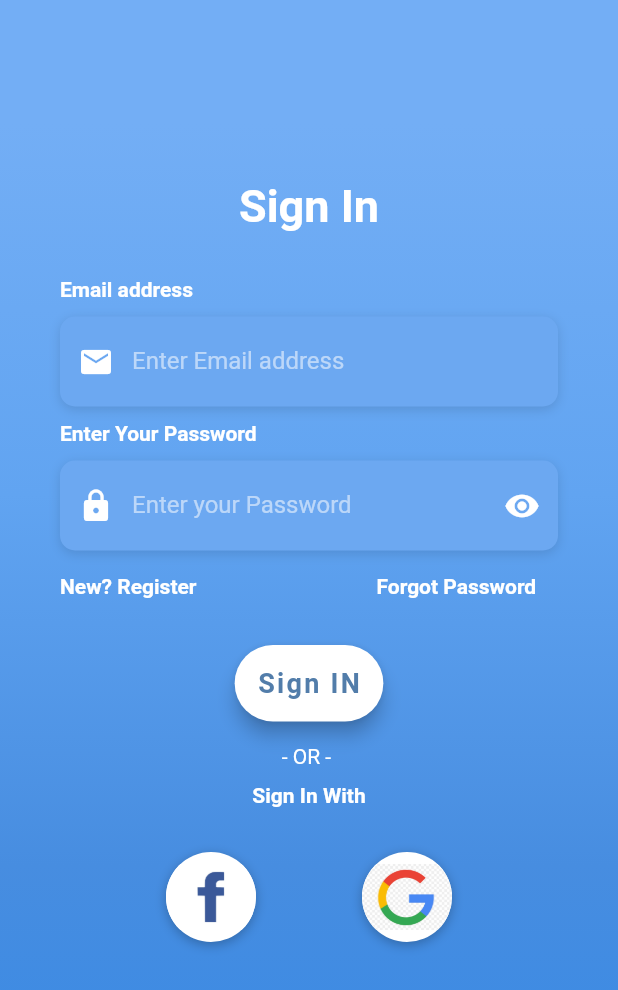
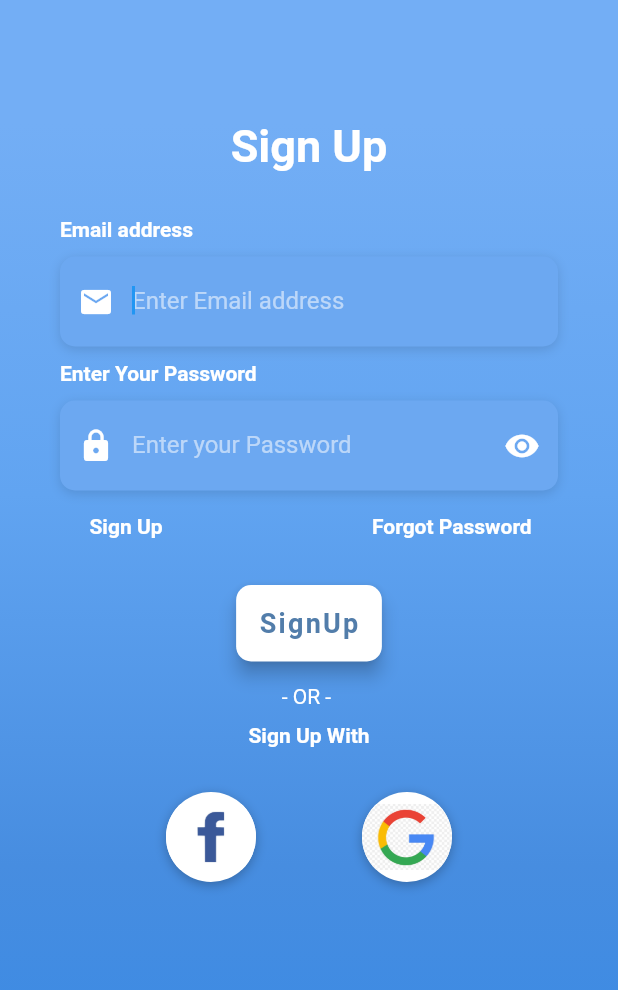
Before and after one commit to chattertechno/SHOPU, a Flutter app: the screen it shows after launch, on a phone screen of 412 x 824 dp. Shown: the top 990 px of the screen. Run offline on Flutter 3.47's test engine with Material 2 defaults, Android fonts, the light colour scheme and no system bars; our stand-ins replace flutter_svg, shared_preferences; Roboto replaces fonts that are missing (OpenSans).

Commit message:
solved signin page

```diff
--- a/lib/main.dart
+++ b/lib/main.dart
@@ -16,13 +16,13 @@ class MyApp extends StatelessWidget {
       title: 'Jeph Cakes',
       routes: {
         '/signup': (BuildContext context) => SignUpPage(),
-        '/login': (BuildContext context) => HomePage(),
+        '/login': (BuildContext context) => Homepage(),
         '/products': (BuildContext context) => HomeScreen()
       },
       theme: ThemeData(
           textTheme: Theme.of(context).textTheme.apply(bodyColor: kTextColor),
           visualDensity: VisualDensity.adaptivePlatformDensity),
-      home: HomePage(),
+      home: Homepage(),
     );
   }
 }
--- a/lib/screens/homepage.dart
+++ b/lib/screens/homepage.dart
@@ -1,41 +1,39 @@
-import 'dart:convert';
-
 import 'package:backg/screens/constant.dart';
-import 'package:backg/screens/home/shop.dart';
 import 'package:flutter/material.dart';
 import 'package:flutter/services.dart';
 import 'package:http/http.dart' as http;
+import 'dart:convert';
+import 'package:shared_preferences/shared_preferences.dart';
 
-class HomePage extends StatefulWidget {
+class Homepage extends StatefulWidget {
   @override
-  _HomePageState createState() => _HomePageState();
+  _HomepageState createState() => _HomepageState();
 }
 
-class _HomePageState extends State<HomePage> {
+class _HomepageState extends State<Homepage> {
   final _formkey = GlobalKey<FormState>();
   final _scaffoldkey = GlobalKey<ScaffoldState>();
-  bool  _isSubmitting, _obscureText = true;
-  String  _email, _password;
+
+  String _username, _email, _password;
+  bool _isSubmitting, _obscureText = true;
 
   void _submit() {
     final form = _formkey.currentState;
     if (form.validate()) {
       form.save();
-      _loginUser();
+      _registerUser();
     }
   }
 
-  void _loginUser() async {
+  void _registerUser() async {
     setState(() => _isSubmitting = true);
-    http.Response response = await http.post('http://serviceslikeme.herokuapp.com/auth/local',
-  body: {
-    "identifier": _email,
-    "password": _password,
-
-  });
+    http.Response response = await http.post(
+        'http://serviceslikeme.herokuapp.com/auth/local',
+        body: { "identifier": _email, "password": _password});
     final responseData = json.decode(response.body);
     if (response.statusCode == 200) {
     setState(() => _isSubmitting = false);
+    _storeUserData(responseData);
     _showSuccessSnack();
     _redirectUser();
     print(responseData);
@@ -44,8 +42,36 @@ class _HomePageState extends State<HomePage> {
      final List<dynamic> errorMsg = responseData['message'];
      final String cool = (errorMsg[0]["messages"][0]["message"]);
      _showErrorSnack(cool);
+
   }
   }
+  void _storeUserData(responseData) async{
+    final prefs = await SharedPreferences.getInstance();
+    Map<String, dynamic> user = responseData['user'];
+    user.putIfAbsent('Jwt', () => responseData['jwt']);
+    json.encode(user);
+    prefs.setString('user', json.encode(user));
+  }
+ void _showErrorSnack(String cool) {
+   final snackbar = SnackBar(
+     content: Text('$cool', style: kLabelStyle ,),
+   );
+   _scaffoldkey.currentState.showSnackBar(snackbar);
+ }
+
+
+  void _showSuccessSnack() {
+    final snackbar = SnackBar(
+      content: Text(
+        'User  successfully Logged In',
+        style: TextStyle(color: Colors.green),
+      ),
+    );
+    _scaffoldkey.currentState.showSnackBar(snackbar);
+    _formkey.currentState.reset();
+  }
+
+
 
   void _redirectUser() {
     Future.delayed(Duration(seconds: 2), () {
@@ -53,21 +79,6 @@ class _HomePageState extends State<HomePage> {
     });
   }
 
-  void _showSuccessSnack() {
-  final snackbar = SnackBar(
-    content: Text('User  successfull logged in', style: TextStyle(color: Colors.green),),
-  );
-  _scaffoldkey.currentState.showSnackBar(snackbar);
-  _formkey.currentState.reset();
-}
-
- void _showErrorSnack(String cool) {
-   final snackbar = SnackBar(
-     content: Text('$cool', style: kLabelStyle ,),
-   );
-   _scaffoldkey.currentState.showSnackBar(snackbar);
-   _formkey.currentState.reset();
- }
   @override
   Widget build(BuildContext context) {
     return Scaffold(
@@ -102,12 +113,14 @@ class _HomePageState extends State<HomePage> {
                     child: SingleChildScrollView(
                       physics: AlwaysScrollableScrollPhysics(),
                       padding: EdgeInsets.symmetric(
-                          horizontal: 40.0, vertical: 120.0),
+                          horizontal: 40.0, vertical: 80.0),
+                      child: Form(
+                        key: _formkey,
                         child: Column(
                           mainAxisAlignment: MainAxisAlignment.center,
                           children: <Widget>[
                             Text(
-                            'Sign In',
+                              'Sign Up',
                               style: TextStyle(
                                   color: Colors.white,
                                   fontSize: 30.0,
@@ -120,12 +133,9 @@ class _HomePageState extends State<HomePage> {
                               child: Column(
                                 crossAxisAlignment: CrossAxisAlignment.start,
                                 children: <Widget>[
-                                Form(
-                                  key: _formkey,
-                                  child: Text(
+                                  Text(
                                     'Email address',
                                     style: kLabelStyle,
-                                  ),
                                   ),
                                   SizedBox(
                                     height: 10.0,
@@ -136,6 +146,10 @@ class _HomePageState extends State<HomePage> {
                                     height: 60.0,
                                     child: TextFormField(
                                       onSaved: (val) => _email = val,
+                                      autofocus: true,
+                                      validator: (val) => !val.contains('@')
+                                          ? 'Invalid email'
+                                          : null,
                                       style: TextStyle(
                                           color: Colors.white,
                                           fontFamily: 'OpenSans'),
@@ -152,7 +166,7 @@ class _HomePageState extends State<HomePage> {
                                     ),
                                   ),
                                   SizedBox(
-                                  height: 10,
+                                    height: 10.0,
                                   ),
                                   Text(
                                     'Enter Your Password',
@@ -166,19 +180,12 @@ class _HomePageState extends State<HomePage> {
                                     decoration: kBoxDecorationStyle,
                                     height: 60.0,
                                     child: TextFormField(
+                                      obscureText: _obscureText,
                                       onSaved: (val) => _password = val,
-                                    obscureText: _obscureText,
                                       style: TextStyle(
                                           color: Colors.white,
                                           fontFamily: 'OpenSans'),
                                       decoration: InputDecoration(
-                                        border: InputBorder.none,
-                                        contentPadding:
-                                            EdgeInsets.only(top: 14.0),
-                                        prefixIcon: Icon(
-                                          Icons.lock,
-                                          color: Colors.white,
-                                        ),
                                           suffixIcon: GestureDetector(
                                             onTap: () {
                                               setState(() =>
@@ -190,6 +197,13 @@ class _HomePageState extends State<HomePage> {
                                                   : Icons.visibility_off,
                                               color: Colors.white,
                                             ),
+                                          ),
+                                          border: InputBorder.none,
+                                          contentPadding:
+                                              EdgeInsets.only(top: 14.0),
+                                          prefixIcon: Icon(
+                                            Icons.lock,
+                                            color: Colors.white,
                                           ),
                                           hintText: 'Enter your Password',
                                           hintStyle: kHintTextStyle),
@@ -205,14 +219,12 @@ class _HomePageState extends State<HomePage> {
                                                   context, '/signup'),
                                           padding: EdgeInsets.only(right: 0.0),
                                           child: Text(
-                                          'New? Register',
+                                            'Sign Up',
                                             style: kLabelStyle,
                                           ),
                                         ),
                                         FlatButton(
-                                        onPressed: () => Navigator.push(context, MaterialPageRoute(
-                                          builder: (context) => HomeScreen(),
-                                        )),
+                                          onPressed: () => print('fuckoff'),
                                           padding: EdgeInsets.only(left: 120.0),
                                           child: Text(
                                             'Forgot Password',
@@ -223,31 +235,36 @@ class _HomePageState extends State<HomePage> {
                                     ),
                                   ),
                                   Container(
-                                  padding: EdgeInsets.symmetric(vertical: 15.0),
+                                    padding:
+                                        EdgeInsets.symmetric(vertical: 15.0),
                                     width: double.infinity,
                                     child: Column(
-                                    children: <Widget>[
-                                      _isSubmitting == true ? CircularProgressIndicator(valueColor: AlwaysStoppedAnimation(Theme.of(context).primaryColor),) :
-                                      RaisedButton(
+                                      children: [
+                                        _isSubmitting == true
+                                            ? CircularProgressIndicator(
+                                                valueColor:
+                                                    AlwaysStoppedAnimation(
+                                                        Theme.of(context)
+                                                            .primaryColor),
+                                              )
+                                            : RaisedButton(
                                                 elevation: 5.0,
                                                 onPressed: _submit,
-                                        // onPressed: () => Navigator.push(
-                                        //     context,
-                                        //     MaterialPageRoute(
-                                        //         builder: (context) =>
-                                        //             HomeScreen())),
                                                 padding: EdgeInsets.all(15.0),
                                                 shape: RoundedRectangleBorder(
-                                          borderRadius: BorderRadius.circular(30.0),
+                                                  borderRadius:
+                                                      BorderRadius.circular(
+                                                          10.0),
                                                 ),
                                                 color: Colors.white,
                                                 child: Text(
-                                          'Sign IN',
+                                                  'SignUp',
                                                   style: TextStyle(
                                                       color: Color(0xFF527DAA),
                                                       letterSpacing: 1.5,
                                                       fontSize: 18.0,
-                                              fontWeight: FontWeight.bold,
+                                                      fontWeight:
+                                                          FontWeight.bold,
                                                       fontFamily: 'OpenSans'),
                                                 ),
                                               ),
@@ -268,13 +285,14 @@ class _HomePageState extends State<HomePage> {
                                         height: 10.0,
                                       ),
                                       Text(
-                                      'Sign In With',
+                                        'Sign Up With',
                                         style: kLabelStyle,
                                       ),
                                     ],
                                   ),
                                   Padding(
-                                  padding: EdgeInsets.symmetric(vertical: 30.0),
+                                    padding:
+                                        EdgeInsets.symmetric(vertical: 30.0),
                                     child: Row(
                                       mainAxisAlignment:
                                           MainAxisAlignment.spaceEvenly,
@@ -294,6 +312,7 @@ class _HomePageState extends State<HomePage> {
                               ),
                             ),
                           ],
+                        ),
                       ),
                     ),
                   )
```
Also changed, not shown: lib/screens/signup_page.dart (+9 -2 lines). Lines whose indentation alone changed are shown as unchanged.
